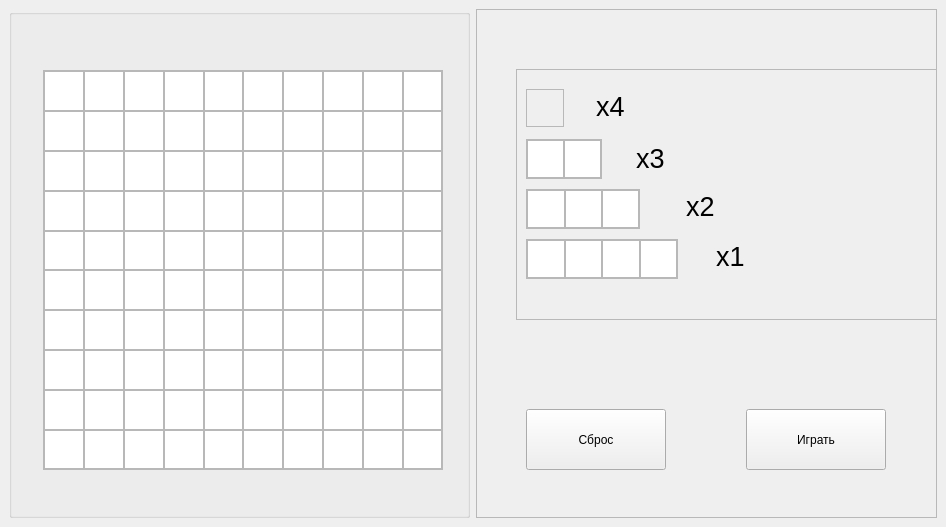
pavel1000/BattleShip, file view/ship_placement4.ui: the form before one commit.
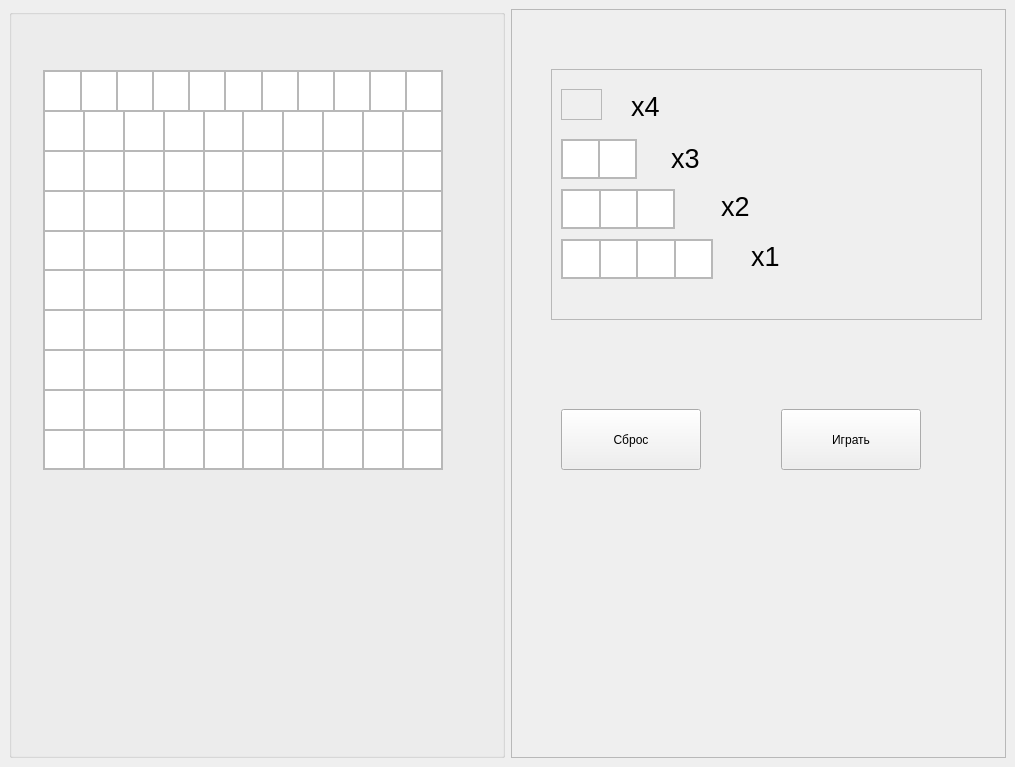
The form after the commit. Icons and pictures are not drawn.

Commit message: Fix dragging of ships.

What changed in the file:
```diff
--- a/view/ship_placement4.ui
+++ b/view/ship_placement4.ui
@@ -6,13 +6,16 @@
    <rect>
     <x>0</x>
     <y>0</y>
-    <width>946</width>
-    <height>527</height>
+    <width>1015</width>
+    <height>767</height>
    </rect>
   </property>
   <property name="windowTitle">
    <string>MainWindow</string>
   </property>
+  <property name="autoFillBackground">
+   <bool>true</bool>
+  </property>
   <widget class="QWidget" name="centralwidget">
    <layout class="QHBoxLayout" name="horizontalLayout">
     <item>
@@ -98,6 +101,9 @@
           <item>
            <widget class="QGraphicsView" name="graphicsView_10"/>
           </item>
+          <item>
+           <widget class="QGraphicsView" name="graphicsView"/>
+          </item>
          </layout>
         </item>
         <item>
@@ -453,7 +459,7 @@
         <rect>
          <x>40</x>
          <y>60</y>
-         <width>430</width>
+         <width>431</width>
          <height>251</height>
         </rect>
        </property>
@@ -657,8 +663,8 @@
          <rect>
           <x>10</x>
           <y>20</y>
-          <width>38</width>
-          <height>38</height>
+          <width>41</width>
+          <height>31</height>
          </rect>
         </property>
         <property name="acceptDrops">
@@ -686,19 +692,6 @@
          <property name="bottomMargin">
           <number>0</number>
          </property>
-         <item>
-          <widget class="QLabel" name="label">
-           <property name="text">
-            <string/>
-           </property>
-           <property name="pixmap">
-            <pixmap>../images/shape.png</pixmap>
-           </property>
-           <property name="scaledContents">
-            <bool>true</bool>
-           </property>
-          </widget>
-         </item>
         </layout>
        </widget>
        <widget class="QLabel" name="label_2">
```
The commit also changes 3 other files.
